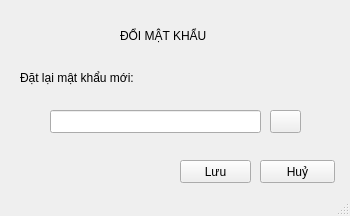
The window that changepw.ui (si13ncer/DoAnCTDL) describes before a commit, drawn with Qt 5.
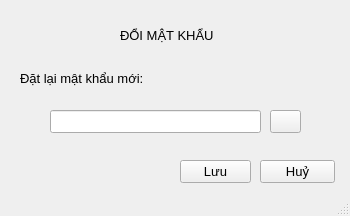
The same window after the commit. Icons and pictures are not drawn.

```diff
--- a/changepw.ui
+++ b/changepw.ui
@@ -10,6 +10,11 @@
     <height>216</height>
    </rect>
   </property>
+  <property name="font">
+   <font>
+    <pointsize>10</pointsize>
+   </font>
+  </property>
   <property name="windowTitle">
    <string>MainWindow</string>
   </property>
@@ -53,7 +58,7 @@
      <rect>
       <x>20</x>
       <y>70</y>
-      <width>121</width>
+      <width>131</width>
       <height>16</height>
      </rect>
     </property>
```
